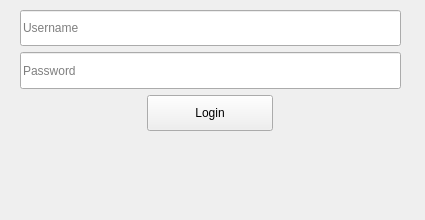
sensehawk/qgis_plugin, file windows/login.ui: the form before one commit.
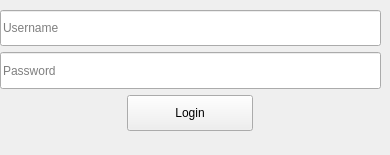
The form after the commit. Custom widgets are drawn as their Qt base class.

Commit message: single dock_widget usage

```diff
--- a/windows/login.ui
+++ b/windows/login.ui
@@ -1,35 +1,34 @@
 <?xml version="1.0" encoding="UTF-8"?>
 <ui version="4.0">
- <class>LoginWidget</class>
- <widget class="QDockWidget" name="LoginWidget">
+ <class>Form</class>
+ <widget class="QWidget" name="Form">
   <property name="geometry">
    <rect>
     <x>0</x>
     <y>0</y>
-    <width>425</width>
-    <height>220</height>
+    <width>390</width>
+    <height>155</height>
    </rect>
   </property>
   <property name="sizePolicy">
-   <sizepolicy hsizetype="MinimumExpanding" vsizetype="MinimumExpanding">
+   <sizepolicy hsizetype="Fixed" vsizetype="Fixed">
     <horstretch>0</horstretch>
     <verstretch>0</verstretch>
    </sizepolicy>
   </property>
   <property name="minimumSize">
    <size>
-    <width>100</width>
+    <width>390</width>
     <height>155</height>
    </size>
   </property>
   <property name="windowTitle">
    <string/>
   </property>
-  <widget class="QWidget" name="dockWidgetContents">
    <widget class="QWidget" name="layoutWidget">
     <property name="geometry">
      <rect>
-      <x>20</x>
+     <x>0</x>
       <y>10</y>
       <width>381</width>
       <height>121</height>
@@ -132,7 +131,6 @@
     </layout>
    </widget>
   </widget>
- </widget>
  <customwidgets>
   <customwidget>
    <class>QgsPasswordLineEdit</class>
```
Left out of the diff: 7 changed lines with no effect on the pictures. Lines whose indentation alone changed are shown as unchanged. The commit also changes 16 other files.
